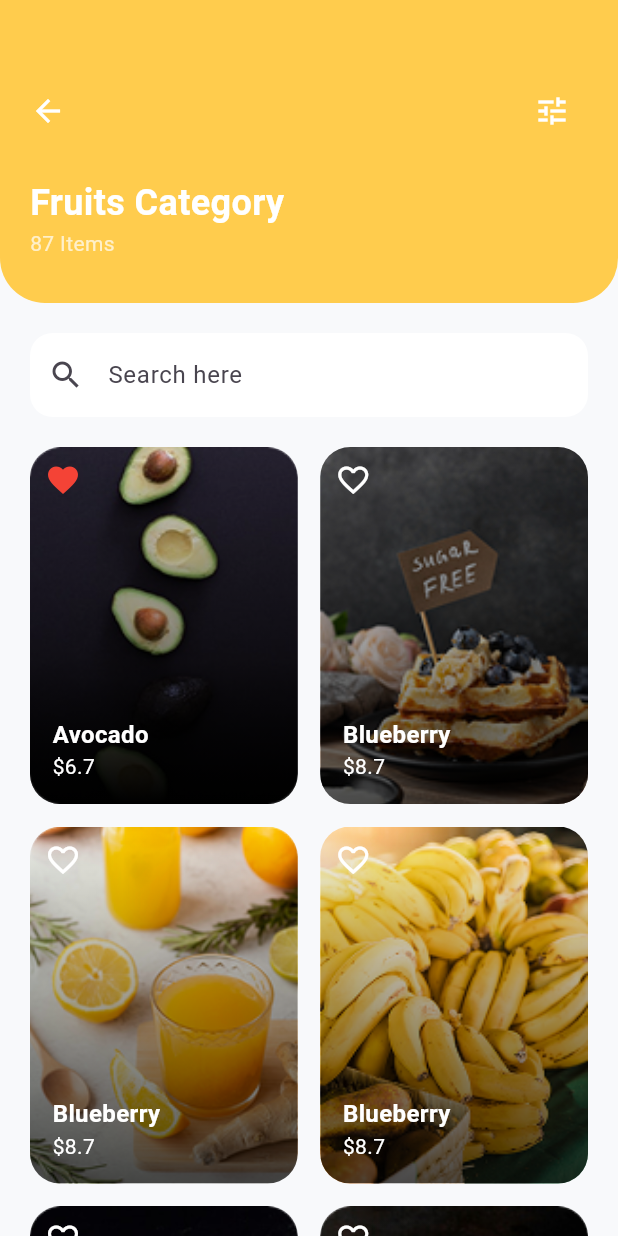
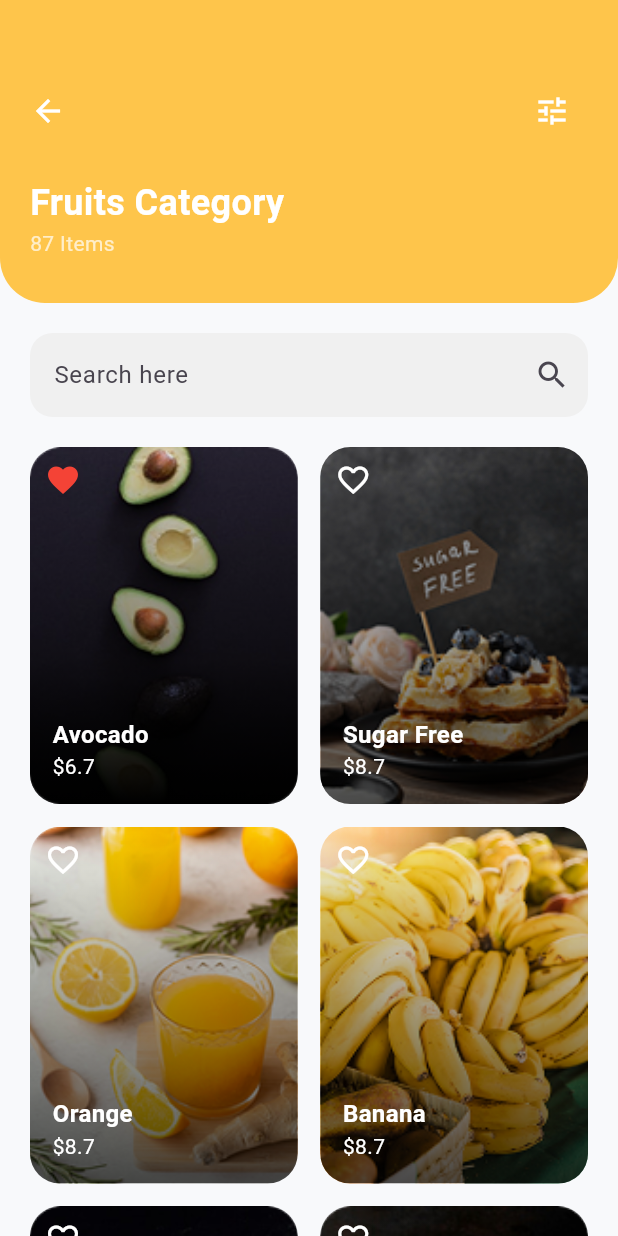
Before and after one commit to IsmailCoder366/frisky_fruits, a Flutter app: the ProductListScreen screen opened directly, on a phone screen of 412 x 824 dp. Run offline on Flutter 3.47's test engine with Material 3 defaults, Android fonts, the phone set to English and light mode, and no system bars; our stand-ins replace confetti, flutter_bloc.

Commit message:
details product screen completed

```diff
--- a/lib/core/routes/app_pages.dart
+++ b/lib/core/routes/app_pages.dart
@@ -3,6 +3,7 @@ import 'package:frisky_fruits/features/auth/screens/signin_screen.dart';
 import 'package:frisky_fruits/features/root/screens/root_screen.dart';
 import '../../features/auth/screens/signup_screen.dart';
 import '../../features/home/screens/home_screen.dart';
+import '../../features/products/screens/product_details_screen.dart';
 import '../../features/splash/screens/splash_screen.dart';
 import '../../features/onboarding/screens/onboarding_screen.dart';
 
@@ -18,6 +19,7 @@ class AppPages {
       Routes.signup: (context) => const SignupScreen(),
       Routes.home: (context) => const HomeScreen(),
       Routes.rootScreen: (context) => const RootScreen(),
+      Routes.productDetails: (context) => const ProductDetailsScreen(),
 
       // Placeholders for your two modules
       // Routes.userHome: (context) => const UserHomeScreen(),
--- a/lib/core/routes/app_routes.dart
+++ b/lib/core/routes/app_routes.dart
@@ -10,7 +10,6 @@ abstract class Routes {
 
   // home
   static const home = '/home';
-
-  // Creator Module
-    static const rootScreen = '/RootScreen';
+  static const rootScreen = '/RootScreen';
+  static const productDetails = '/productDetails';
 }
--- a/lib/features/home/widgets/trending_deals_grid.dart
+++ b/lib/features/home/widgets/trending_deals_grid.dart
@@ -11,7 +11,7 @@ class TrendingDealsGrid extends StatelessWidget {
   Widget build(BuildContext context) {
     return GestureDetector(
       onTap: (){
-        context.read<NavigationBloc>().add(TabChanged(1));
+        context.read<NavigationBloc>().add(TabChanged(2));
       },
       child: GridView.count(
         shrinkWrap: true,
--- a/lib/features/products/screens/product_list_screen.dart
+++ b/lib/features/products/screens/product_list_screen.dart
@@ -1,4 +1,8 @@
 import 'package:flutter/material.dart';
+import 'package:flutter_bloc/flutter_bloc.dart';
+import '../../../core/constants/app_colors.dart';
+import '../../../core/navigation/bloc/navigation_bloc.dart';
+import '../../../core/navigation/bloc/navigation_event.dart';
 import '../widgets/product_grid_item.dart';
 import '../models/product_model.dart';
 
@@ -10,12 +14,12 @@ class ProductListScreen extends StatelessWidget {
     // Mock data for display
     final List<ProductModel> products = [
       const ProductModel(name: "Avocado", price: "\$6.7", imagePath: 'assets/images/avocadro.png', isFavorite: true),
-      const ProductModel(name: "Blueberry", price: "\$8.7", imagePath: 'assets/images/sugar_free.png'),
-      const ProductModel(name: "Blueberry", price: "\$8.7", imagePath: 'assets/images/orange.png'),
-      const ProductModel(name: "Blueberry", price: "\$8.7", imagePath: 'assets/images/banana.png'),
-      const ProductModel(name: "Blueberry", price: "\$8.7", imagePath: 'assets/images/tomatoes.png'),
-      const ProductModel(name: "Blueberry", price: "\$8.7", imagePath: 'assets/images/grapes_juice.png'),
-      const ProductModel(name: "Blueberry", price: "\$8.7", imagePath: 'assets/images/avocado.png'),
+      const ProductModel(name: "Sugar Free", price: "\$8.7", imagePath: 'assets/images/sugar_free.png'),
+      const ProductModel(name: "Orange", price: "\$8.7", imagePath: 'assets/images/orange.png'),
+      const ProductModel(name: "Banana", price: "\$8.7", imagePath: 'assets/images/banana.png'),
+      const ProductModel(name: "Tomatoes", price: "\$8.7", imagePath: 'assets/images/tomatoes.png'),
+      const ProductModel(name: "Grapes", price: "\$8.7", imagePath: 'assets/images/grapes_juice.png'),
+      const ProductModel(name: "Avocado", price: "\$8.7", imagePath: 'assets/images/avocado.png'),
       const ProductModel(name: "Blueberry", price: "\$8.7", imagePath: 'assets/images/blueberry.png'),
 
     ];
@@ -24,11 +28,10 @@ class ProductListScreen extends StatelessWidget {
       backgroundColor: const Color(0xFFF8F9FB),
       body: Column(
         children: [
-          // Yellow Header Section
           Container(
             padding: const EdgeInsets.only(top: 50, left: 20, right: 20, bottom: 30),
             decoration: const BoxDecoration(
-              color: Color(0xFFFFCC4D), // Matches Deals.jpg yellow
+              color: AppColors.primaryOrange,
               borderRadius: BorderRadius.only(bottomLeft: Radius.circular(30), bottomRight: Radius.circular(30)),
             ),
             child: Column(
@@ -38,7 +41,9 @@ class ProductListScreen extends StatelessWidget {
                   mainAxisAlignment: MainAxisAlignment.spaceBetween,
                   children: [
                     const Icon(Icons.arrow_back, color: Colors.white),
-                    IconButton(onPressed: () {}, icon: const Icon(Icons.tune, color: Colors.white)),
+                    IconButton(onPressed: () {
+                      context.read<NavigationBloc>().add(TabChanged(2));
+                    }, icon: const Icon(Icons.tune, color: Colors.white)),
                   ],
                 ),
                 const SizedBox(height: 20),
@@ -56,8 +61,8 @@ class ProductListScreen extends StatelessWidget {
                   TextField(
                     decoration: InputDecoration(
                       hintText: "Search here",
-                      prefixIcon: const Icon(Icons.search),
-                      fillColor: Colors.white,
+                      suffixIcon: const Icon(Icons.search),
+                      fillColor: Color(0xffF0F0F0),
                       filled: true,
                       border: OutlineInputBorder(borderRadius: BorderRadius.circular(15), borderSide: BorderSide.none),
                     ),
--- a/lib/features/products/widgets/product_grid_item.dart
+++ b/lib/features/products/widgets/product_grid_item.dart
@@ -1,4 +1,5 @@
 import 'package:flutter/material.dart';
+import '../../../core/routes/app_routes.dart';
 import '../models/product_model.dart';
 
 class ProductGridItem extends StatelessWidget {
@@ -8,7 +9,15 @@ class ProductGridItem extends StatelessWidget {
 
   @override
   Widget build(BuildContext context) {
-    return ClipRRect(
+    return GestureDetector(
+      onTap: (){
+        Navigator.pushNamed(
+          context,
+          Routes.productDetails,
+          arguments: product, // Pass the product model to the details screen
+        );
+      },
+      child: ClipRRect(
         borderRadius: BorderRadius.circular(20),
         child: Stack(
           children: [
@@ -57,6 +66,7 @@ class ProductGridItem extends StatelessWidget {
             ),
           ],
         ),
+      ),
     );
   }
 }
```
Also changed, not shown: lib/features/products/screens/product_details_screen.dart (added, +91 -0 lines), lib/features/products/widgets/details_bottom_action.dart (added, +38 -0 lines), lib/features/products/widgets/details_image_header.dart (added, +57 -0 lines), lib/features/products/widgets/rating_row.dart (added, +46 -0 lines), assets/images/orange_profile.png (added), assets/images/review1.png (added), assets/images/review2.png (added), assets/images/review3.png (added). Lines whose indentation alone changed are shown as unchanged.
